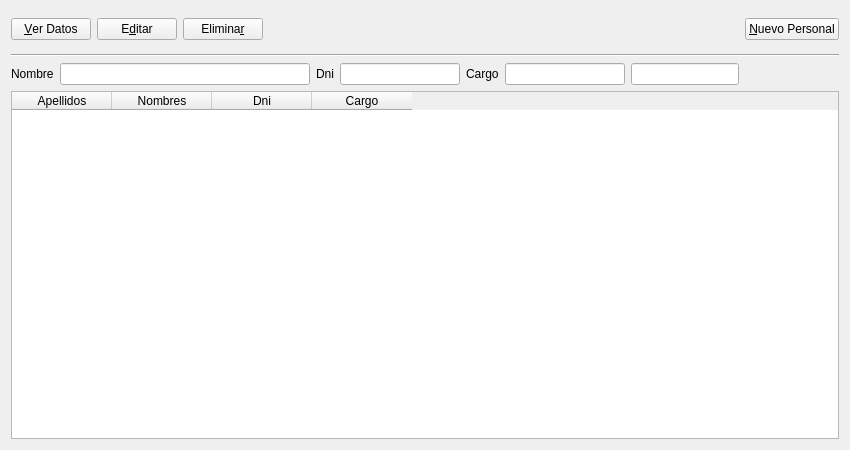
The window that configuracion_ui.ui (rodety/Clinica) describes before a commit, drawn with Qt 5.
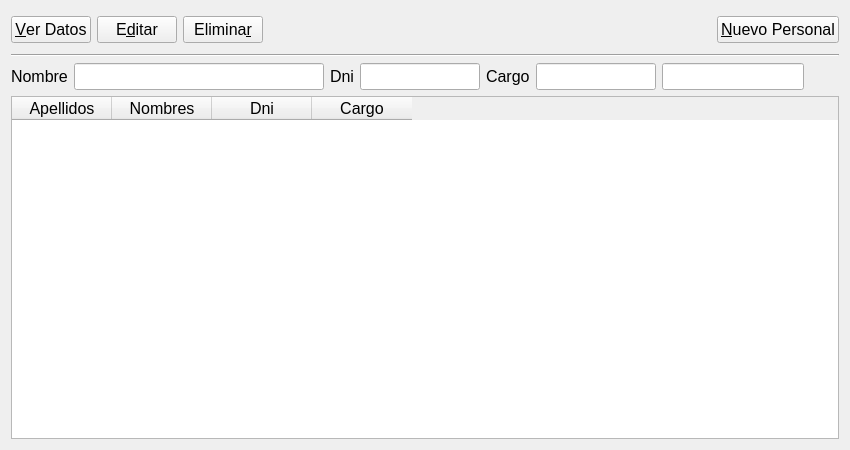
The same window after the commit. Icons and pictures are not drawn.

Diff of the .ui file:
```diff
--- a/configuracion_ui.ui
+++ b/configuracion_ui.ui
@@ -20,6 +20,11 @@
       <layout class="QGridLayout" name="gridLayout">
        <item row="0" column="0">
         <widget class="QPushButton" name="pushButton_VerDatos">
+         <property name="font">
+          <font>
+           <pointsize>12</pointsize>
+          </font>
+         </property>
          <property name="text">
           <string>&amp;Ver Datos</string>
          </property>
@@ -37,6 +42,11 @@
        </item>
        <item row="0" column="1">
         <widget class="QPushButton" name="pushButton_Editar">
+         <property name="font">
+          <font>
+           <pointsize>12</pointsize>
+          </font>
+         </property>
          <property name="text">
           <string>E&amp;ditar</string>
          </property>
@@ -54,6 +64,11 @@
        </item>
        <item row="0" column="2">
         <widget class="QPushButton" name="pushButton_3">
+         <property name="font">
+          <font>
+           <pointsize>12</pointsize>
+          </font>
+         </property>
          <property name="text">
           <string>Elimina&amp;r</string>
          </property>
@@ -71,6 +86,11 @@
        </item>
        <item row="0" column="3">
         <spacer name="horizontalSpacer">
+         <property name="font">
+          <font>
+           <pointsize>12</pointsize>
+          </font>
+         </property>
          <property name="orientation">
           <enum>Qt::Horizontal</enum>
          </property>
@@ -90,6 +110,11 @@
            <verstretch>0</verstretch>
           </sizepolicy>
          </property>
+         <property name="font">
+          <font>
+           <pointsize>12</pointsize>
+          </font>
+         </property>
          <property name="text">
           <string>&amp;Nuevo Personal</string>
          </property>
@@ -124,6 +149,11 @@
            <verstretch>0</verstretch>
           </sizepolicy>
          </property>
+         <property name="font">
+          <font>
+           <pointsize>12</pointsize>
+          </font>
+         </property>
          <property name="text">
           <string>Nombre</string>
          </property>
@@ -149,6 +179,11 @@
            <height>16777215</height>
           </size>
          </property>
+         <property name="font">
+          <font>
+           <pointsize>12</pointsize>
+          </font>
+         </property>
          <property name="readOnly">
           <bool>true</bool>
          </property>
@@ -162,6 +197,11 @@
            <verstretch>0</verstretch>
           </sizepolicy>
          </property>
+         <property name="font">
+          <font>
+           <pointsize>12</pointsize>
+          </font>
+         </property>
          <property name="text">
           <string>Dni</string>
          </property>
@@ -190,6 +230,11 @@
            <height>16777215</height>
           </size>
          </property>
+         <property name="font">
+          <font>
+           <pointsize>12</pointsize>
+          </font>
+         </property>
          <property name="readOnly">
           <bool>true</bool>
          </property>
@@ -203,6 +248,11 @@
            <verstretch>0</verstretch>
           </sizepolicy>
          </property>
+         <property name="font">
+          <font>
+           <pointsize>12</pointsize>
+          </font>
+         </property>
          <property name="text">
           <string>Cargo</string>
          </property>
@@ -231,6 +281,11 @@
            <height>16777215</height>
           </size>
          </property>
+         <property name="font">
+          <font>
+           <pointsize>12</pointsize>
+          </font>
+         </property>
          <property name="readOnly">
           <bool>true</bool>
          </property>
@@ -244,10 +299,20 @@
            <verstretch>0</verstretch>
           </sizepolicy>
          </property>
+         <property name="font">
+          <font>
+           <pointsize>12</pointsize>
+          </font>
+         </property>
         </widget>
        </item>
        <item row="0" column="7">
         <spacer name="horizontalSpacer_2">
+         <property name="font">
+          <font>
+           <pointsize>12</pointsize>
+          </font>
+         </property>
          <property name="orientation">
           <enum>Qt::Horizontal</enum>
          </property>
@@ -266,6 +331,11 @@
        <property name="enabled">
         <bool>true</bool>
        </property>
+       <property name="font">
+        <font>
+         <pointsize>12</pointsize>
+        </font>
+       </property>
        <property name="acceptDrops">
         <bool>false</bool>
        </property>
```
Left out of the diff: 5 changed lines with no effect on the pictures.
